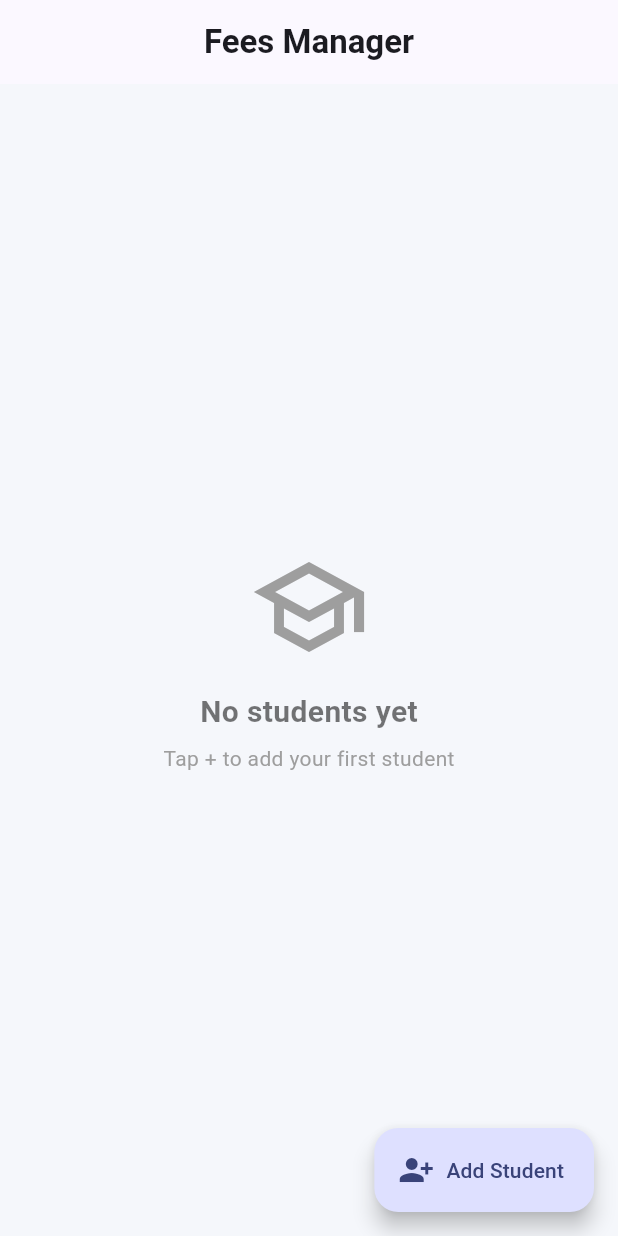
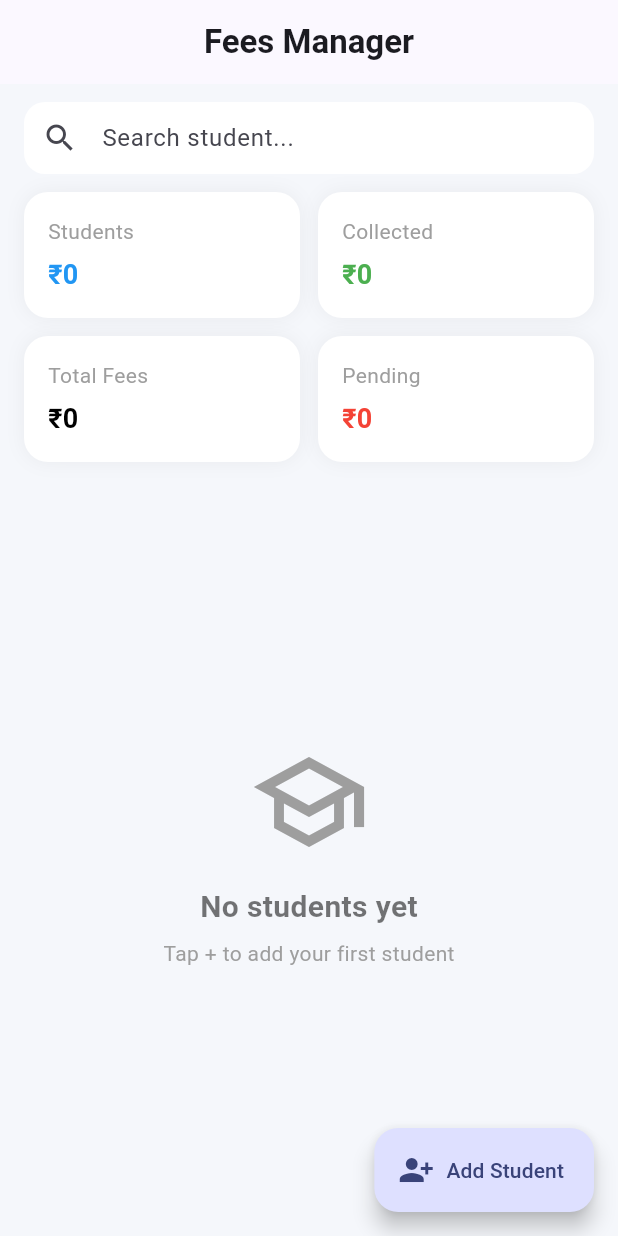
Before and after one commit to Hamzah1507/Fee-Management-App, a Flutter app: the HomeScreen screen opened directly, on a phone screen of 412 x 824 dp. Run offline on Flutter 3.47's test engine with Material 3 defaults, Android fonts, the phone set to English and light mode, and no system bars; our stand-ins replace cloud_firestore, firebase_auth, firebase_core; accounts and stored records are empty.

Commit message:
Add Search Functionality

```diff
--- a/lib/screens/home_screen.dart
+++ b/lib/screens/home_screen.dart
@@ -4,8 +4,36 @@ import '../models/student.dart';
 import 'add_student_screen.dart';
 import 'student_details_screen.dart';
 
-class HomeScreen extends StatelessWidget {
+class HomeScreen extends StatefulWidget {
   const HomeScreen({super.key});
+
+  @override
+  State<HomeScreen> createState() => _HomeScreenState();
+}
+
+class _HomeScreenState extends State<HomeScreen> {
+  String _searchQuery = '';
+
+  final FocusNode _searchFocusNode = FocusNode();
+  final TextEditingController _searchController = TextEditingController();
+
+  // ✅ VERY IMPORTANT — dispose inside STATE
+  @override
+  void dispose() {
+    _searchFocusNode.dispose();
+    _searchController.dispose();
+    super.dispose();
+  }
+
+  @override
+  void initState() {
+    super.initState();
+
+    // ✅ prevents keyboard auto open on screen load
+    WidgetsBinding.instance.addPostFrameCallback((_) {
+      FocusScope.of(context).unfocus();
+    });
+  }
 
   @override
   Widget build(BuildContext context) {
@@ -13,8 +41,8 @@ class HomeScreen extends StatelessWidget {
 
     return Scaffold(
       backgroundColor: const Color(0xfff5f7fb),
+      resizeToAvoidBottomInset: true,
 
-      // ✅ APP BAR
       appBar: AppBar(
         elevation: 0,
         centerTitle: true,
@@ -24,9 +52,30 @@ class HomeScreen extends StatelessWidget {
         ),
       ),
 
-      // ✅ FIRESTORE LIVE LIST
-      body: StreamBuilder<QuerySnapshot>(
-        stream: studentsRef.orderBy('createdAt', descending: true).snapshots(),
+      body: GestureDetector(
+        onTap: () => FocusScope.of(context).unfocus(),
+        child: Column(
+          children: [
+            // 🔍 SEARCH BAR
+            _searchBar(),
+
+            // 📊 DASHBOARD
+            StreamBuilder<QuerySnapshot>(
+              stream: studentsRef
+                  .orderBy('createdAt', descending: true)
+                  .snapshots(),
+              builder: (context, snapshot) {
+                if (!snapshot.hasData) return const SizedBox();
+                return _dashboard(snapshot.data!.docs);
+              },
+            ),
+
+            // 📋 STUDENT LIST
+            Expanded(
+              child: StreamBuilder<QuerySnapshot>(
+                stream: studentsRef
+                    .orderBy('createdAt', descending: true)
+                    .snapshots(),
                 builder: (context, snapshot) {
                   if (snapshot.connectionState == ConnectionState.waiting) {
                     return const Center(child: CircularProgressIndicator());
@@ -36,13 +85,33 @@ class HomeScreen extends StatelessWidget {
                     return _emptyState();
                   }
 
-          final students = snapshot.data!.docs;
+                  // ✅ FILTER LOGIC (THE REAL MAGIC)
+                  final filteredDocs = snapshot.data!.docs.where((doc) {
+                    final data = doc.data() as Map<String, dynamic>;
+                    final name =
+                        (data['name'] ?? '').toString().toLowerCase();
+                    final course =
+                        (data['course'] ?? '').toString().toLowerCase();
+
+                    final query = _searchQuery.toLowerCase();
+
+                    return name.contains(query) || course.contains(query);
+                  }).toList();
+
+                  if (filteredDocs.isEmpty) {
+                    return const Center(
+                      child: Text(
+                        'No matching students',
+                        style: TextStyle(color: Colors.grey),
+                      ),
+                    );
+                  }
 
                   return ListView.builder(
                     padding: const EdgeInsets.fromLTRB(16, 16, 16, 90),
-            itemCount: students.length,
+                    itemCount: filteredDocs.length,
                     itemBuilder: (context, index) {
-              final doc = students[index];
+                      final doc = filteredDocs[index];
                       final student = Student.fromMap(
                         doc.id,
                         doc.data() as Map<String, dynamic>,
@@ -52,18 +121,57 @@ class HomeScreen extends StatelessWidget {
                   );
                 },
               ),
+            ),
+          ],
+        ),
+      ),
 
-      // ✅ FAB
       floatingActionButton: FloatingActionButton.extended(
         elevation: 6,
         onPressed: () {
           Navigator.push(
             context,
-            MaterialPageRoute(builder: (context) => const AddStudentScreen()),
+            MaterialPageRoute(builder: (_) => const AddStudentScreen()),
           );
         },
         icon: const Icon(Icons.person_add_alt_1),
         label: const Text('Add Student'),
+      ),
+    );
+  }
+
+  // ================= SEARCH BAR =================
+  Widget _searchBar() {
+    return Padding(
+      padding: const EdgeInsets.fromLTRB(16, 12, 16, 4),
+      child: TextField(
+        controller: _searchController,
+        focusNode: _searchFocusNode,
+        autofocus: false, // ✅ prevents auto keyboard
+        onTapOutside: (_) => _searchFocusNode.unfocus(), // ✅ fixes blink
+        onChanged: (value) {
+          setState(() => _searchQuery = value);
+        },
+        decoration: InputDecoration(
+          hintText: 'Search student...',
+          prefixIcon: const Icon(Icons.search),
+          suffixIcon: _searchQuery.isEmpty
+              ? null
+              : IconButton(
+                  icon: const Icon(Icons.clear),
+                  onPressed: () {
+                    _searchController.clear();
+                    setState(() => _searchQuery = '');
+                  },
+                ),
+          filled: true,
+          fillColor: Colors.white,
+          contentPadding: const EdgeInsets.symmetric(vertical: 0),
+          border: OutlineInputBorder(
+            borderRadius: BorderRadius.circular(14),
+            borderSide: BorderSide.none,
+          ),
+        ),
       ),
     );
   }
@@ -94,6 +202,73 @@ class HomeScreen extends StatelessWidget {
     );
   }
 
+  // ================= DASHBOARD =================
+  Widget _dashboard(List<QueryDocumentSnapshot> docs) {
+    int totalStudents = docs.length;
+    int totalFees = 0;
+    int totalPaid = 0;
+
+    for (var doc in docs) {
+      final data = doc.data() as Map<String, dynamic>;
+      totalFees += (data['totalFees'] ?? 0) as int;
+      totalPaid += (data['paidFees'] ?? 0) as int;
+    }
+
+    final pending = totalFees - totalPaid;
+
+    return Padding(
+      padding: const EdgeInsets.fromLTRB(16, 8, 16, 8),
+      child: Column(
+        children: [
+          Row(
+            children: [
+              Expanded(child: _statCard('Students', totalStudents, Colors.blue)),
+              const SizedBox(width: 12),
+              Expanded(child: _statCard('Collected', totalPaid, Colors.green)),
+            ],
+          ),
+          const SizedBox(height: 12),
+          Row(
+            children: [
+              Expanded(child: _statCard('Total Fees', totalFees, Colors.black)),
+              const SizedBox(width: 12),
+              Expanded(child: _statCard('Pending', pending, Colors.red)),
+            ],
+          ),
+        ],
+      ),
+    );
+  }
+
+  // ================= STAT CARD =================
+  Widget _statCard(String title, int value, Color color) {
+    return Container(
+      padding: const EdgeInsets.all(16),
+      decoration: BoxDecoration(
+        color: Colors.white,
+        borderRadius: BorderRadius.circular(16),
+        boxShadow: [
+          BoxShadow(color: Colors.black.withOpacity(.05), blurRadius: 10),
+        ],
+      ),
+      child: Column(
+        crossAxisAlignment: CrossAxisAlignment.start,
+        children: [
+          Text(title, style: const TextStyle(color: Colors.grey)),
+          const SizedBox(height: 6),
+          Text(
+            '₹$value',
+            style: TextStyle(
+              fontSize: 18,
+              fontWeight: FontWeight.bold,
+              color: color,
+            ),
+          ),
+        ],
+      ),
+    );
+  }
+
   // ================= STUDENT CARD =================
   Widget _studentCard(BuildContext context, Student student) {
     return Container(
@@ -103,21 +278,10 @@ class HomeScreen extends StatelessWidget {
         gradient: const LinearGradient(
           colors: [Color(0xff6C63FF), Color(0xff8F88FF)],
         ),
-        boxShadow: [
-          BoxShadow(
-            color: Colors.black.withOpacity(.08),
-            blurRadius: 10,
-            offset: const Offset(0, 6),
-          ),
-        ],
       ),
       child: ListTile(
-        contentPadding: const EdgeInsets.symmetric(
-          horizontal: 18,
-          vertical: 10,
-        ),
-
-        // ✅ OPEN STUDENT DETAILS
+        contentPadding:
+            const EdgeInsets.symmetric(horizontal: 18, vertical: 10),
         onTap: () {
           Navigator.push(
             context,
@@ -126,84 +290,29 @@ class HomeScreen extends StatelessWidget {
             ),
           );
         },
-
         leading: CircleAvatar(
-          radius: 24,
           backgroundColor: Colors.white,
           child: Text(
-            student.name.isNotEmpty ? student.name[0].toUpperCase() : '?',
+            student.name.isNotEmpty
+                ? student.name[0].toUpperCase()
+                : '?',
             style: const TextStyle(
               fontWeight: FontWeight.bold,
               color: Color(0xff6C63FF),
             ),
           ),
         ),
-
         title: Text(
           student.name,
           style: const TextStyle(
             fontWeight: FontWeight.bold,
             color: Colors.white,
-            fontSize: 16,
           ),
         ),
-
         subtitle: Text(
           student.course,
           style: const TextStyle(color: Colors.white70),
         ),
-
-        trailing: Container(
-          padding: const EdgeInsets.symmetric(horizontal: 12, vertical: 6),
-          decoration: BoxDecoration(
-            color: Colors.white,
-            borderRadius: BorderRadius.circular(30),
-          ),
-          child: Text(
-            '₹${student.totalFees}',
-            style: const TextStyle(
-              fontWeight: FontWeight.bold,
-              color: Colors.green,
-            ),
-          ),
-        ),
-
-        // ✅ DELETE (keep your existing onLongPress below this)
-
-        // ✅ DELETE FROM FIRESTORE
-        onLongPress: () async {
-          final confirm = await showDialog<bool>(
-            context: context,
-            builder: (context) => AlertDialog(
-              title: const Text('Delete Student'),
-              content: Text('Delete ${student.name}?'),
-              actions: [
-                TextButton(
-                  onPressed: () => Navigator.pop(context, false),
-                  child: const Text('Cancel'),
-                ),
-                TextButton(
-                  onPressed: () => Navigator.pop(context, true),
-                  child: const Text(
-                    'Delete',
-                    style: TextStyle(color: Colors.red),
-                  ),
-                ),
-              ],
-            ),
-          );
-
-          if (confirm == true) {
-            await FirebaseFirestore.instance
-                .collection('students')
-                .doc(student.id)
-                .delete();
-
-            ScaffoldMessenger.of(
-              context,
-            ).showSnackBar(const SnackBar(content: Text('Student deleted')));
-          }
-        },
       ),
     );
   }
```
Also changed, not shown: lib/screens/student_details_screen.dart (+39 -10 lines). Lines whose indentation alone changed are shown as unchanged.
